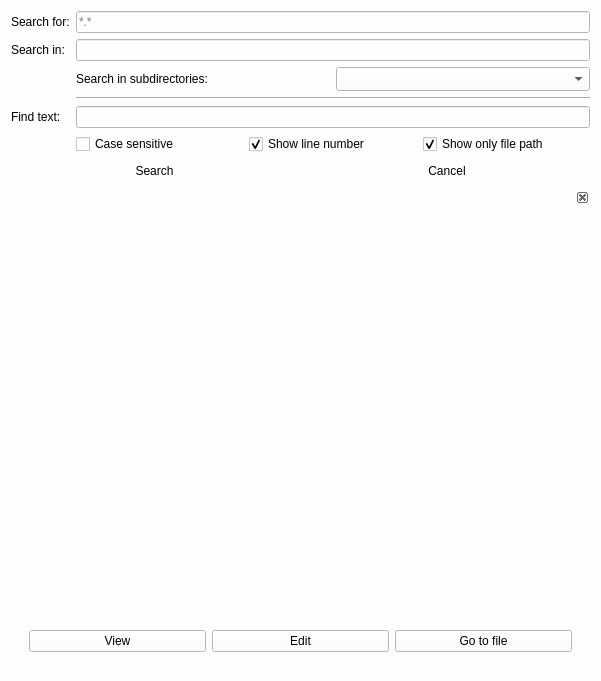
First picture: the form in FileExplorer/searchform.ui, repository xytraguptor/evalintroprog, before the edit.
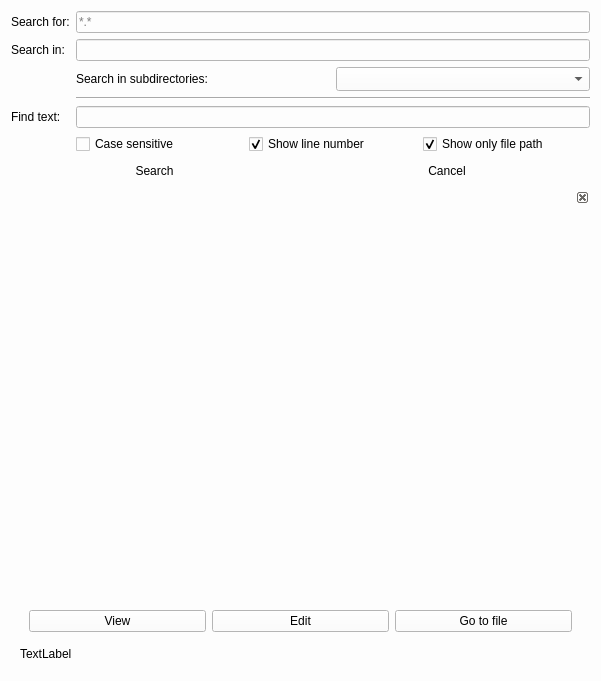
Second picture: the form after the edit.

Commit message: Fixed a few issues with the layout and added status bar text for the search form

What changed in the file:
```diff
--- a/FileExplorer/searchform.ui
+++ b/FileExplorer/searchform.ui
@@ -233,6 +233,12 @@
       <layout class="QVBoxLayout" name="verticalLayout_3">
        <item>
         <widget class="QListView" name="listView">
+         <property name="minimumSize">
+          <size>
+           <width>0</width>
+           <height>100</height>
+          </size>
+         </property>
          <property name="frameShape">
           <enum>QFrame::NoFrame</enum>
          </property>
@@ -271,6 +277,13 @@
          </layout>
         </widget>
        </item>
+       <item>
+        <widget class="QLabel" name="lblStatusBar">
+         <property name="text">
+          <string>TextLabel</string>
+         </property>
+        </widget>
+       </item>
       </layout>
      </widget>
     </widget>
```
The commit also changes 5 other files.
